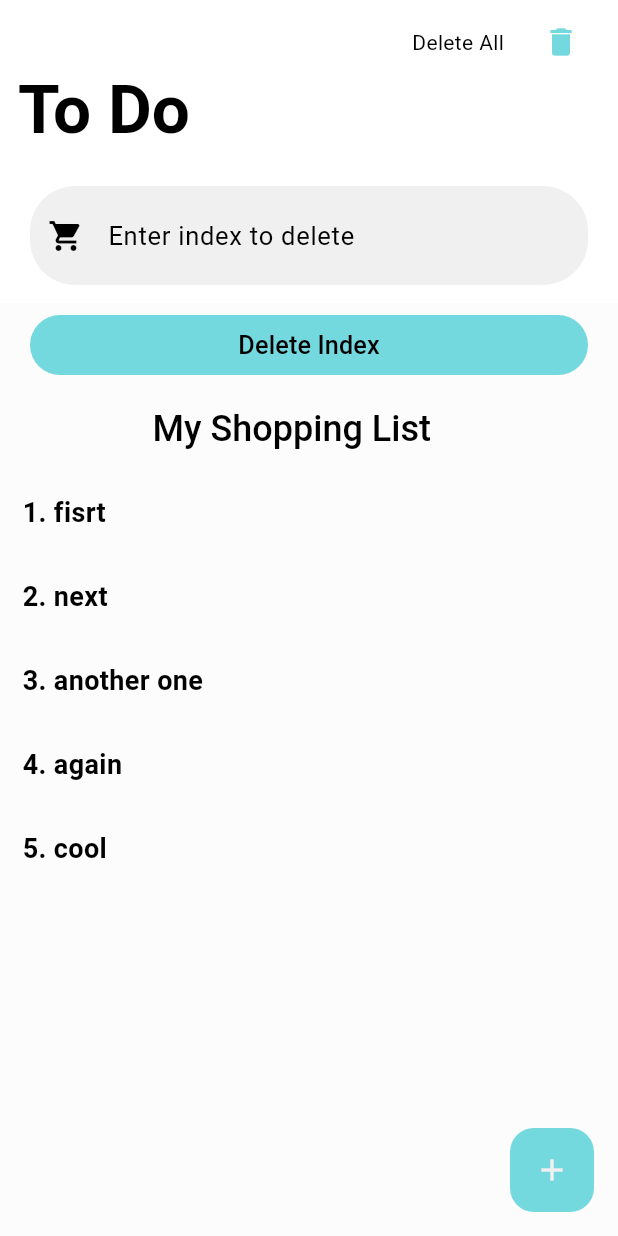
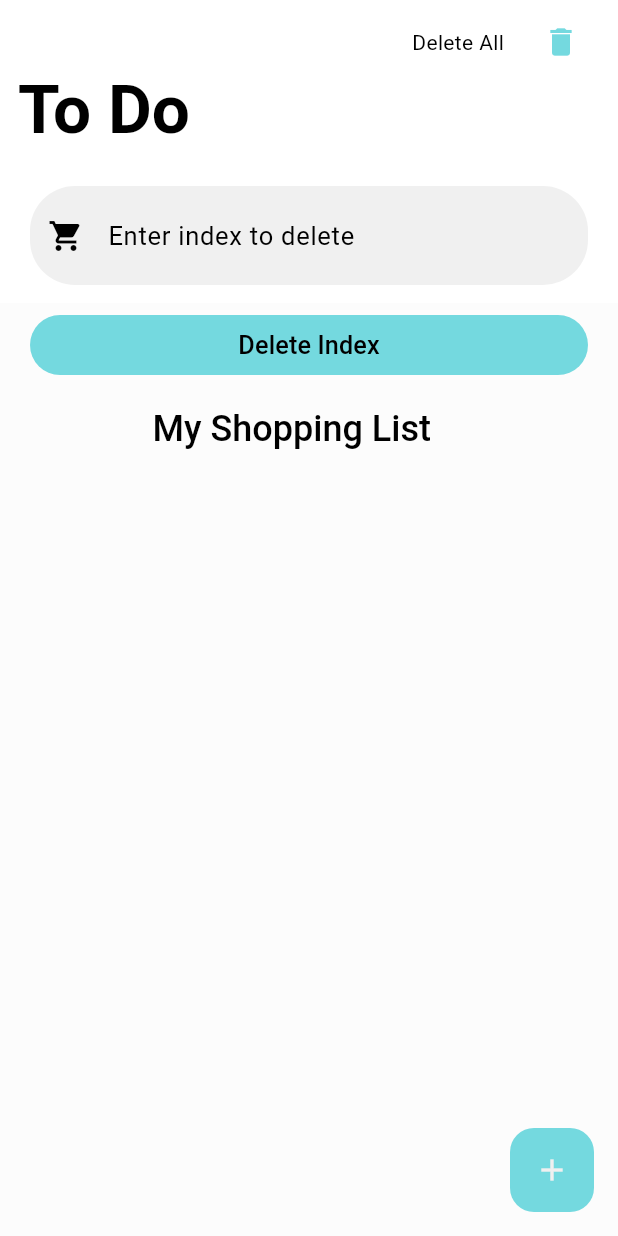
Before and after one commit to Naberus-Games/Brainstorm-app, a Flutter app: the ToDoFilesScreen screen opened by its route, after a tap on the "delete" icon, on a phone screen of 412 x 824 dp. Run offline on Flutter 3.47's test engine with Material 2 defaults, Android fonts, the phone set to English and light mode, and no system bars; our stand-ins replace draggable_home.

Commit message:
fixed remove at index and button

```diff
--- a/lib/pages/Categories_files/todo_files_screen.dart
+++ b/lib/pages/Categories_files/todo_files_screen.dart
@@ -20,6 +20,14 @@ class ToDoFilesScreen extends StatefulWidget {
 }
 
 class _ToDoListState extends State<ToDoFilesScreen> {
+  late TextEditingController _indexController;
+
+  @override
+  void initState() {
+    _indexController = TextEditingController();
+    super.initState();
+  }
+
   @override
   Widget build(BuildContext context) => GestureDetector(
         onTap: () {
@@ -45,7 +53,11 @@ class _ToDoListState extends State<ToDoFilesScreen> {
                       radius: 30,
                       backgroundColor: Colors.white,
                       child: IconButton(
-                          onPressed: () {},
+                          onPressed: () {
+                            setState(() {
+                              todoList.clear();
+                            });
+                          },
                           icon: Icon(
                             Icons.delete,
                             color: const BrainstormTheme().primaryColor,
@@ -78,8 +90,9 @@ class _ToDoListState extends State<ToDoFilesScreen> {
                             : const BrainstormTheme().lightAccentColor,
                         borderRadius: BorderRadius.circular(radialVal),
                       ),
-                      child: const TextField(
-                        decoration: InputDecoration(
+                      child: TextField(
+                        controller: _indexController,
+                        decoration: const InputDecoration(
                           hintStyle: TextStyle(fontSize: 17),
                           hintText: 'Enter index to delete',
                           prefixIcon: Icon(Icons.local_grocery_store),
@@ -92,7 +105,42 @@ class _ToDoListState extends State<ToDoFilesScreen> {
                 ),
               ),
               SliverToBoxAdapter(
-                child: filledUpdateBtn('Delete Index', null, context),
+                child: Padding(
+                  padding: const EdgeInsets.only(
+                      left: leftVal,
+                      right: rightVal,
+                      top: topVal,
+                      bottom: bottomVal),
+                  child: FilledButton(
+                    onPressed: () {
+                      //delete the item from the list at the specified index
+                      if (_indexController.text != '') {
+                        setState(() {
+                          int index = int.parse(_indexController.text);
+                          if (index > 0 && index <= todoList.length) {
+                            todoList.removeAt(index - 1);
+                          } else {
+                            ScaffoldMessenger.of(context).showSnackBar(
+                                const SnackBar(
+                                    content: Text('Index out of range')));
+                          }
+                        });
+                      } else {
+                        ScaffoldMessenger.of(context).showSnackBar(
+                            const SnackBar(
+                                content: Text('Please enter an index')));
+                      }
+                    },
+                    style: ButtonStyle(
+                        alignment: Alignment.center,
+                        backgroundColor: MaterialStatePropertyAll<Color>(
+                            const BrainstormTheme().primaryColor)),
+                    child: const Text(
+                      "Delete Index",
+                      textScaleFactor: 1.2,
+                    ),
+                  ),
+                ),
               ),
               const SliverToBoxAdapter(
                 child: SubHeading(text: '               My Shopping List'),
--- a/lib/widgets/categories_button.dart
+++ b/lib/widgets/categories_button.dart
@@ -48,7 +48,9 @@ Widget filledUpdateBtn(String text, String? action, BuildContext context) {
     padding: const EdgeInsets.only(
         left: leftVal, right: rightVal, top: topVal, bottom: bottomVal),
     child: FilledButton(
-      onPressed: () {},
+      onPressed: () {
+        Navigator.pop(context);
+      },
       style: ButtonStyle(
           alignment: Alignment.center,
           backgroundColor: MaterialStatePropertyAll<Color>(
```
